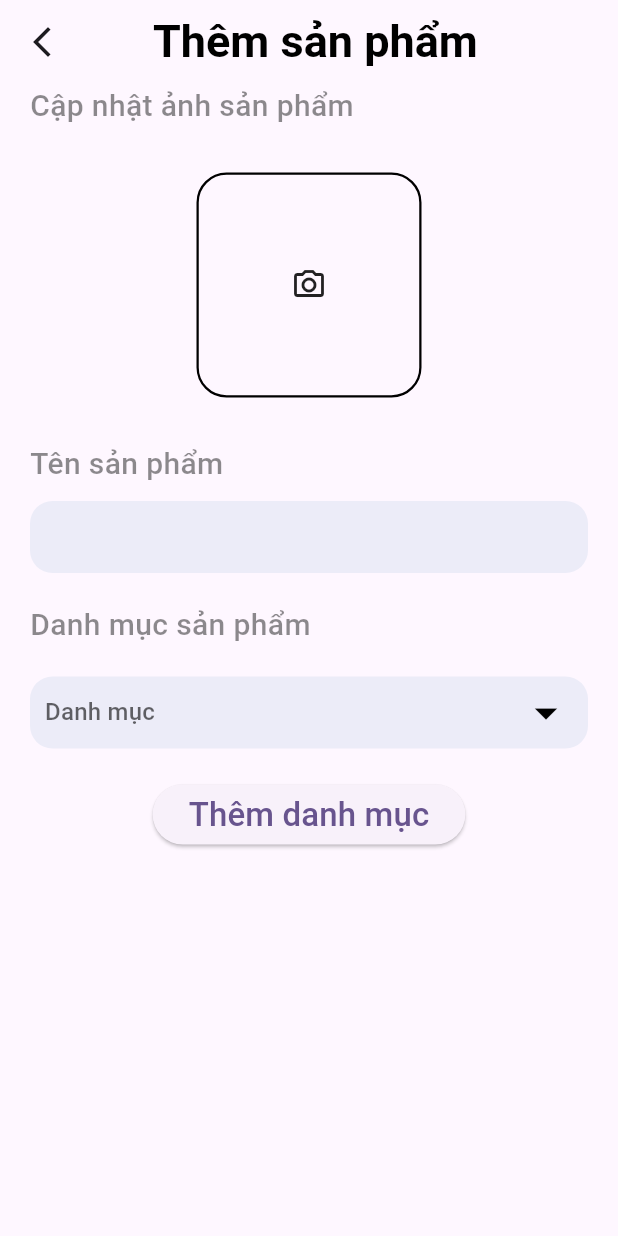
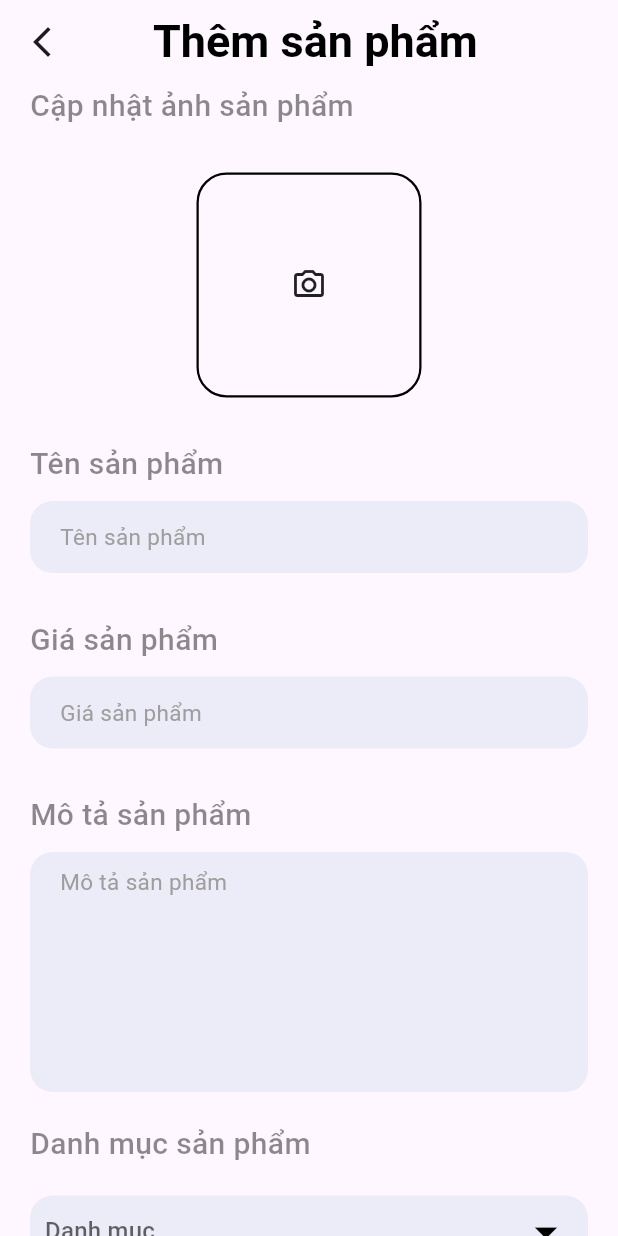
Before and after one commit to Thuong-good-boy/appshop, a Flutter app: the AddProduct screen opened directly, on a phone screen of 412 x 824 dp. Run offline on Flutter 3.47's test engine with Material 3 defaults, Android fonts, the phone set to English and light mode, and no system bars; our stand-ins replace cloud_firestore, curved_navigation_bar, firebase_auth, firebase_core, image_picker, random_string and 1 more; missing offline and left inert: cloudinary_public, flutter_stripe; accounts and stored records are empty.

Commit message:
hoàn thành detail sản phẩm

```diff
--- a/lib/Admin/AddProduct.dart
+++ b/lib/Admin/AddProduct.dart
@@ -16,6 +16,9 @@ class _AddProductState extends State<AddProduct> {
   final ImagePicker _picker= ImagePicker();
   File? selectedImage;
   TextEditingController namecontroller = new TextEditingController();
+  TextEditingController pricecontroller = new TextEditingController();
+  TextEditingController detailcontroller = new TextEditingController();
+
   bool _isLoading = false;
   Future<void> getImage() async {
     final XFile? image = await _picker.pickImage(source: ImageSource.gallery);
@@ -45,6 +48,8 @@ class _AddProductState extends State<AddProduct> {
           "Name": namecontroller.text,
           "Image": imageUrl,
           "Category": value,
+          "Price" : pricecontroller.text,
+          "Detail": detailcontroller.text,
         };
 
         await DatabaseMethods().addProduct(addProduct, value!);
@@ -69,7 +74,7 @@ class _AddProductState extends State<AddProduct> {
     }
   }
   String? value;
-  final List<String> categoryitem=['Watch',"Laptop","TV","Headphone"];
+  final List<String> categoryitem=['Watch',"Laptop","TV","Headphone","Phone"];
   @override
   Widget build(BuildContext context) {
     return Scaffold(
@@ -84,8 +89,9 @@ class _AddProductState extends State<AddProduct> {
               margin:EdgeInsets.only(left:   30.0) ,
               child: Text("Thêm sản phẩm", style: Appwidget.boldTextStyle(),)),
         ),
-      body: Container(
-        margin: EdgeInsets.symmetric(horizontal: 20),
+      body: SingleChildScrollView(
+        child: Container(
+          margin: EdgeInsets.only(right: 20.0,left: 20.0,bottom: 20.0),
           child: Column(
             crossAxisAlignment: CrossAxisAlignment.start,
             children: [
@@ -126,7 +132,40 @@ class _AddProductState extends State<AddProduct> {
                 ),
                 child: TextField(
                   controller: namecontroller,
-                decoration: InputDecoration(border: InputBorder.none),
+                  decoration: InputDecoration(border: InputBorder.none,hint: Text("Tên sản phẩm",style: TextStyle(fontSize: 15.0,color: Colors.grey),)),
+                ),
+              ),
+              SizedBox(height: 30.0,),
+              Container(
+                  child: Text("Giá sản phẩm",style: Appwidget.lightTextStyle(),)),
+              SizedBox(height: 10.0,),
+              Container(
+                padding: EdgeInsets.symmetric(horizontal: 20),
+                width: MediaQuery.of(context).size.width,
+                decoration: BoxDecoration(
+                    color: Color(0xFFececf8),
+                    borderRadius: BorderRadius.circular(15.0)
+                ),
+                child: TextField(
+                  controller: pricecontroller,
+                  decoration: InputDecoration(border: InputBorder.none,hint: Text("Giá sản phẩm",style: TextStyle(fontSize: 15.0,color: Colors.grey),)),
+                ),
+              ),
+              SizedBox(height: 30.0,),
+              Container(
+                  child: Text("Mô tả sản phẩm",style: Appwidget.lightTextStyle(),)),
+              SizedBox(height: 10.0,),
+              Container(
+                padding: EdgeInsets.symmetric(horizontal: 20),
+                width: MediaQuery.of(context).size.width,
+                decoration: BoxDecoration(
+                    color: Color(0xFFececf8),
+                    borderRadius: BorderRadius.circular(15.0)
+                ),
+                child: TextField(
+                  maxLines: 6,
+                  controller: detailcontroller,
+                  decoration: InputDecoration(border: InputBorder.none,hint: Text("Mô tả sản phẩm",style: TextStyle(fontSize: 15.0,color: Colors.grey),)),
                 ),
               ),
               SizedBox(height: 20.0,),
@@ -160,12 +199,13 @@ class _AddProductState extends State<AddProduct> {
                 ),
 
               ),
-            SizedBox(height: 20.0,),
+              SizedBox(height: 40.0,),
               Center(child:
                 ElevatedButton(
                 onPressed: _isLoading ?null : uploadItem,
                     child: _isLoading ? CircularProgressIndicator(color: Colors.white,): Text("Thêm danh mục",style: TextStyle(fontSize: 22.0),))),
           ],),),
+      ),
     );
   }
 }
--- /dev/null
+++ b/lib/services/constant.dart
@@ -0,0 +1,2 @@
+String Publishablekey ="pk_test_51SI4RLCPa7R6zITbs152pDnrCNBBJ7IOyg5szXmfybBvmWb9rznp7UM3aCckL9dDK7qjQ7opsBrgSisqAZFMZL2g00c7eOHzpH";
+String Secretkey ="sk_test_51SI4RLCPa7R6zITbMbHYlJLWVtts0ZESAz5swCMeDyoi83ApM79SK5u0JKFdrE0K44CPJwPGIPZDzDdZkFjPDYi9006ZgjzAuE";
--- a/lib/services/database.dart
+++ b/lib/services/database.dart
@@ -7,4 +7,7 @@ class DatabaseMethods{
   Future addProduct(Map<String,dynamic> userInfoMap, String categoryname) async{
     return await  FirebaseFirestore.instance.collection(categoryname).add(userInfoMap);
   }
+  Future<Stream<QuerySnapshot>>getProducts (String category) async {
+        return  await FirebaseFirestore.instance.collection(category).snapshots();
+  }
 }
--- a/lib/services/share_pref.dart
+++ b/lib/services/share_pref.dart
@@ -35,6 +35,6 @@ class Share_pref{
   }
   Future<String?> getUserImage()async{
     SharedPreferences sharedPreferences = await SharedPreferences.getInstance();
-    return sharedPreferences.getString(userEmailKey);
+    return sharedPreferences.getString(userImageKey);
   }
 }
--- a/pubspec.yaml
+++ b/pubspec.yaml
@@ -42,6 +42,7 @@ dependencies:
   shared_preferences: ^2.5.3
   image_picker: ^1.2.0
   cloudinary_public: ^0.23.1
+  flutter_stripe: ^12.0.2
 
 dev_dependencies:
   flutter_test:
```
Also changed, not shown: lib/main.dart (+8 -1 lines), lib/pages/ProductDeTail.dart (+17 -19 lines), lib/pages/category_products.dart (added, +96 -0 lines), lib/pages/home.dart (+42 -7 lines), images/iphone.png (added), pubspec.lock, 2 other files. Lines whose indentation alone changed are shown as unchanged.
